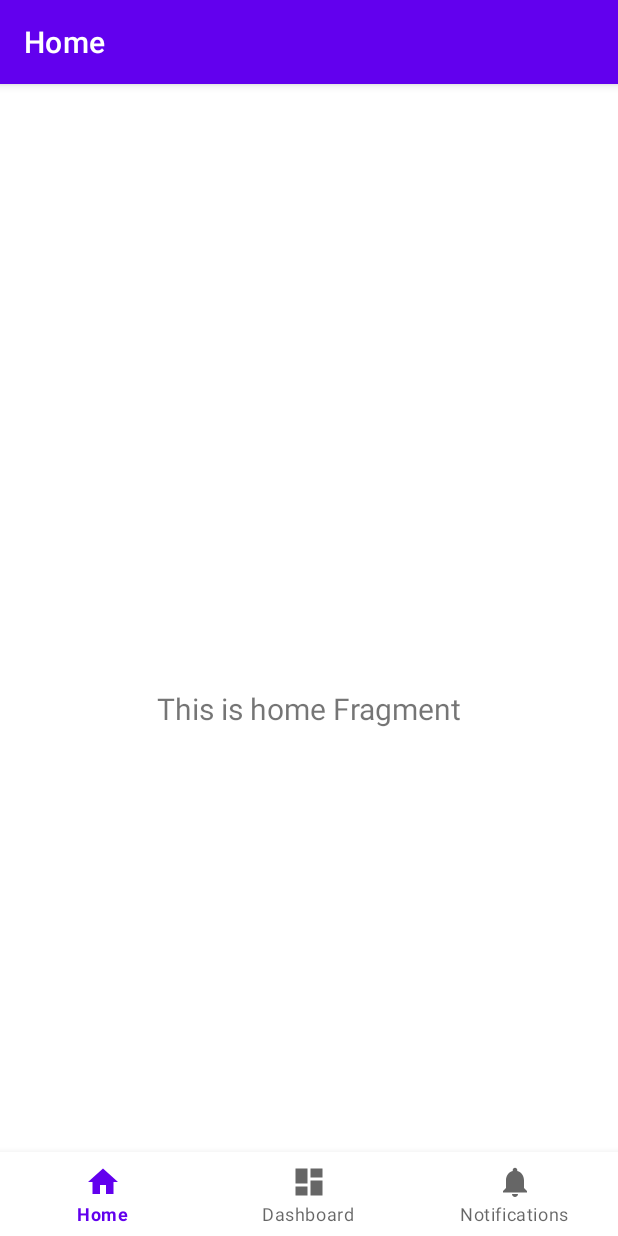
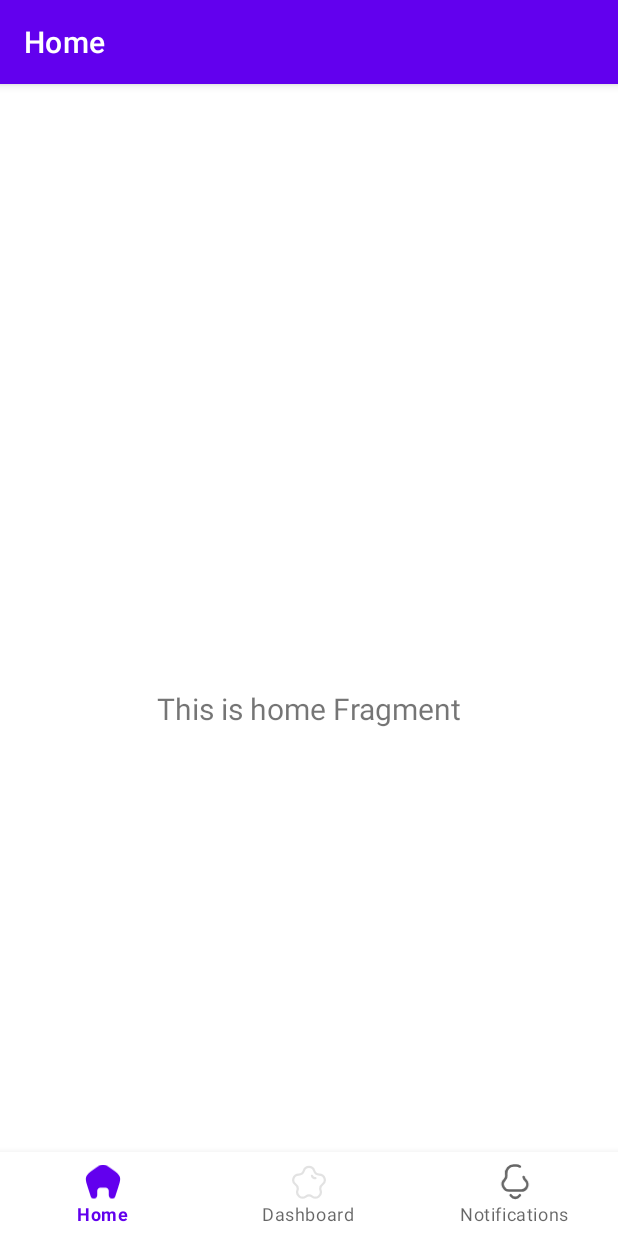
Before and after one commit to shakiz/nft_u, an Android app: the screen it shows after launch (MainActivity), on a phone screen of 412 x 824 dp. Run offline under Robolectric (Android 15) with nearby library versions, the phone set to English and light mode, and no system bars; our stand-ins replace navigation-ui.

Commit message:
Add new icon resources

```diff
--- /dev/null
+++ b/app/src/main/res/drawable/ic_dashboard.xml
@@ -0,0 +1,13 @@
+<vector xmlns:android="http://schemas.android.com/apk/res/android"
+    android:width="24dp"
+    android:height="24dp"
+    android:viewportWidth="24"
+    android:viewportHeight="24">
+  <path
+      android:pathData="M14,7.886C14.323,8.839 15.248,9.484 16.292,9.484M5.098,7.015C6.67,7.015 8.063,6.002 8.549,4.507C9.635,1.164 14.365,1.164 15.451,4.507C15.937,6.002 17.33,7.015 18.902,7.015C22.417,7.015 23.879,11.513 21.035,13.579C19.763,14.503 19.231,16.141 19.717,17.636C20.803,20.979 16.977,23.759 14.133,21.693C12.861,20.769 11.139,20.769 9.867,21.693C7.023,23.759 3.197,20.979 4.283,17.636C4.769,16.141 4.237,14.503 2.965,13.579C0.121,11.513 1.583,7.015 5.098,7.015Z"
+      android:strokeAlpha="0.19"
+      android:strokeWidth="1.5"
+      android:fillColor="#00000000"
+      android:strokeColor="#ffffff"
+      android:strokeLineCap="round"/>
+</vector>
--- a/app/src/main/res/drawable/ic_dashboard_black_24dp.xml
+++ /dev/null
@@ -1,9 +0,0 @@
-<vector xmlns:android="http://schemas.android.com/apk/res/android"
-    android:width="24dp"
-    android:height="24dp"
-    android:viewportWidth="24.0"
-    android:viewportHeight="24.0">
-    <path
-        android:fillColor="#FF000000"
-        android:pathData="M3,13h8L11,3L3,3v10zM3,21h8v-6L3,15v6zM13,21h8L21,11h-8v10zM13,3v6h8L21,3h-8z" />
-</vector>
--- /dev/null
+++ b/app/src/main/res/drawable/ic_home.xml
@@ -0,0 +1,9 @@
+<vector xmlns:android="http://schemas.android.com/apk/res/android"
+    android:width="22dp"
+    android:height="21dp"
+    android:viewportWidth="22"
+    android:viewportHeight="21">
+  <path
+      android:pathData="M5.294,2.966C7.96,1.028 9.294,0.059 10.817,0.003C10.939,-0.001 11.061,-0.001 11.183,0.003C12.706,0.059 14.04,1.028 16.706,2.966C19.373,4.903 20.707,5.872 21.23,7.303C21.272,7.418 21.31,7.534 21.344,7.652C21.761,9.117 21.252,10.685 20.233,13.82L18.512,19.116C18.239,19.958 17.454,20.528 16.569,20.528C15.441,20.528 14.527,19.613 14.527,18.485V15.736C14.527,14.678 13.669,13.82 12.61,13.82H9.39C8.331,13.82 7.473,14.678 7.473,15.736V18.485C7.473,19.613 6.559,20.528 5.431,20.528C4.546,20.528 3.761,19.958 3.488,19.116L1.767,13.82C0.748,10.685 0.239,9.117 0.656,7.652C0.69,7.534 0.728,7.418 0.77,7.303C1.293,5.872 2.627,4.903 5.294,2.966Z"
+      android:fillColor="#1D9BF0"/>
+</vector>
--- a/app/src/main/res/drawable/ic_home_black_24dp.xml
+++ /dev/null
@@ -1,9 +0,0 @@
-<vector xmlns:android="http://schemas.android.com/apk/res/android"
-    android:width="24dp"
-    android:height="24dp"
-    android:viewportWidth="24.0"
-    android:viewportHeight="24.0">
-    <path
-        android:fillColor="#FF000000"
-        android:pathData="M10,20v-6h4v6h5v-8h3L12,3 2,12h3v8z" />
-</vector>
--- /dev/null
+++ b/app/src/main/res/drawable/ic_notification.xml
@@ -0,0 +1,12 @@
+<vector xmlns:android="http://schemas.android.com/apk/res/android"
+    android:width="18dp"
+    android:height="21dp"
+    android:viewportWidth="18"
+    android:viewportHeight="21">
+  <path
+      android:pathData="M11.894,1.468C11.256,1.113 10.519,0.909 9.73,0.909H8.182C5.505,0.909 3.434,3.255 3.766,5.911L3.838,6.488C3.971,7.551 3.583,8.613 2.796,9.339C1.72,10.331 1.422,11.91 2.06,13.227L2.154,13.421C2.758,14.665 4.019,15.455 5.401,15.455H12.875C14.06,15.455 15.162,14.849 15.798,13.85C16.696,12.439 16.459,10.588 15.233,9.45L15.193,9.413C14.817,9.063 14.528,8.642 14.336,8.182C14.258,7.994 14.196,7.799 14.151,7.6M6.439,18.182L6.712,18.545C7.939,20.182 10.394,20.182 11.621,18.545L11.894,18.182"
+      android:strokeWidth="1.5"
+      android:fillColor="#00000000"
+      android:strokeColor="#FAFAFA"
+      android:strokeLineCap="round"/>
+</vector>
--- a/app/src/main/res/drawable/ic_notifications_black_24dp.xml
+++ /dev/null
@@ -1,9 +0,0 @@
-<vector xmlns:android="http://schemas.android.com/apk/res/android"
-    android:width="24dp"
-    android:height="24dp"
-    android:viewportWidth="24.0"
-    android:viewportHeight="24.0">
-    <path
-        android:fillColor="#FF000000"
-        android:pathData="M12,22c1.1,0 2,-0.9 2,-2h-4c0,1.1 0.89,2 2,2zM18,16v-5c0,-3.07 -1.64,-5.64 -4.5,-6.32L13.5,4c0,-0.83 -0.67,-1.5 -1.5,-1.5s-1.5,0.67 -1.5,1.5v0.68C7.63,5.36 6,7.92 6,11v5l-2,2v1h16v-1l-2,-2z" />
-</vector>
--- a/app/src/main/res/menu/bottom_nav_menu.xml
+++ b/app/src/main/res/menu/bottom_nav_menu.xml
@@ -3,17 +3,17 @@
 
     <item
         android:id="@+id/navigation_home"
-        android:icon="@drawable/ic_home_black_24dp"
+        android:icon="@drawable/ic_home"
         android:title="@string/title_home" />
 
     <item
         android:id="@+id/navigation_dashboard"
-        android:icon="@drawable/ic_dashboard_black_24dp"
+        android:icon="@drawable/ic_dashboard"
         android:title="@string/title_dashboard" />
 
     <item
         android:id="@+id/navigation_notifications"
-        android:icon="@drawable/ic_notifications_black_24dp"
+        android:icon="@drawable/ic_notification"
         android:title="@string/title_notifications" />
 
 </menu>
```
Also changed, not shown: app/src/main/res/drawable/ic_exchange.xml (added, +9 -0 lines), app/src/main/res/drawable/ic_explore.xml (added, +18 -0 lines), app/src/main/res/drawable/ic_tick.xml (added, +16 -0 lines), app/src/main/res/drawable/ic_upload.xml (added, +9 -0 lines), app/src/main/res/drawable/ic_wallet.xml (added, +9 -0 lines).
